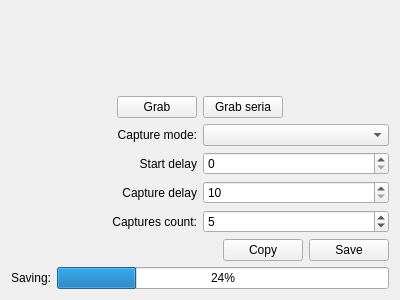
sendevent/lsc, file app/src/ui/lsg_mainwindow.ui: the form before one commit.
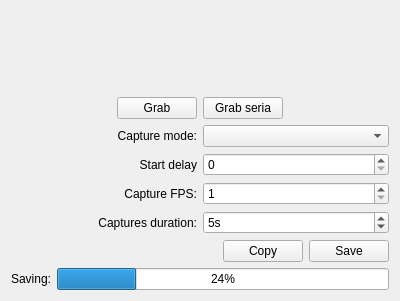
The form after the commit.

Diff of the .ui file:
```diff
--- a/app/src/ui/lsg_mainwindow.ui
+++ b/app/src/ui/lsg_mainwindow.ui
@@ -7,7 +7,7 @@
     <x>0</x>
     <y>0</y>
     <width>400</width>
-    <height>300</height>
+    <height>301</height>
    </rect>
   </property>
   <property name="windowTitle">
@@ -83,7 +83,7 @@
      <item row="2" column="0">
       <widget class="QLabel" name="label_2">
        <property name="text">
-        <string>Capture delay</string>
+        <string>Capture FPS:</string>
        </property>
        <property name="alignment">
         <set>Qt::AlignRight|Qt::AlignTrailing|Qt::AlignVCenter</set>
@@ -107,26 +107,13 @@
        </property>
       </widget>
      </item>
-     <item row="2" column="1">
-      <widget class="QSpinBox" name="capDelaySpinBox">
-       <property name="minimum">
-        <number>10</number>
-       </property>
-       <property name="maximum">
-        <number>30000</number>
-       </property>
-       <property name="value">
-        <number>10</number>
-       </property>
-      </widget>
-     </item>
      <item row="0" column="1">
       <widget class="QComboBox" name="modesComboBox"/>
      </item>
      <item row="3" column="0">
       <widget class="QLabel" name="label_4">
        <property name="text">
-        <string>Captures count:</string>
+        <string>Captures duration:</string>
        </property>
        <property name="alignment">
         <set>Qt::AlignRight|Qt::AlignTrailing|Qt::AlignVCenter</set>
@@ -135,14 +122,30 @@
      </item>
      <item row="3" column="1">
       <widget class="QSpinBox" name="capLimitCombo">
+       <property name="suffix">
+        <string>s</string>
+       </property>
+       <property name="minimum">
+        <number>1</number>
+       </property>
        <property name="maximum">
-        <number>1000</number>
+        <number>60</number>
        </property>
        <property name="value">
         <number>5</number>
        </property>
       </widget>
      </item>
+     <item row="2" column="1">
+      <widget class="QSpinBox" name="capDelaySpinBox">
+       <property name="minimum">
+        <number>1</number>
+       </property>
+       <property name="maximum">
+        <number>10</number>
+       </property>
+      </widget>
+     </item>
     </layout>
    </item>
    <item row="3" column="0">
```
